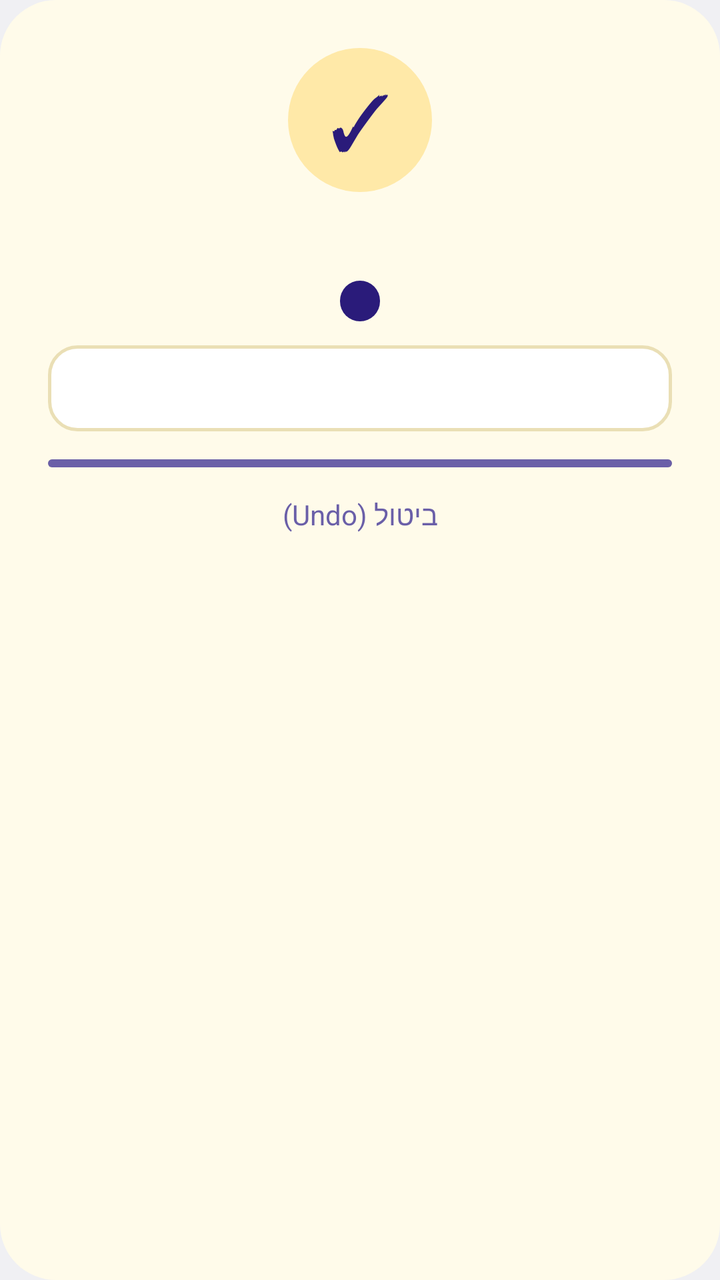
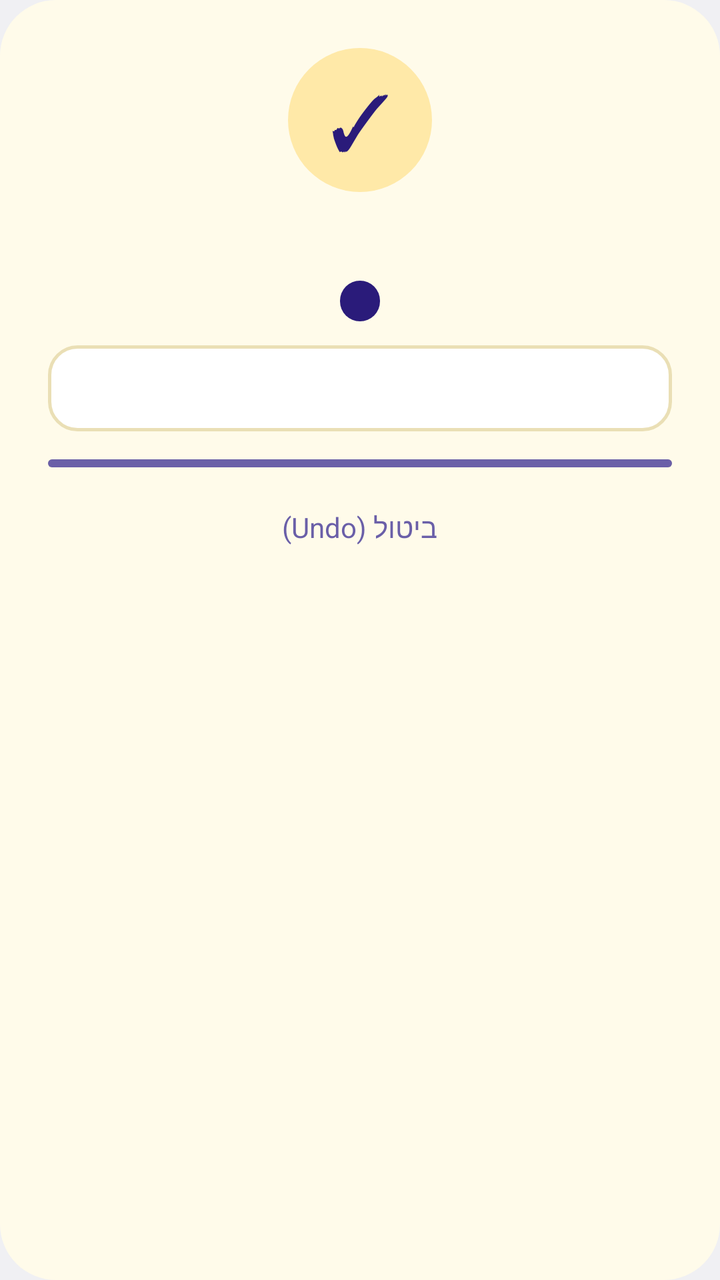

The first picture is an Android layout as it rendered before a commit; the second is the same layout after the commit. The layout source and the unified diff follow.
<!-- AndroidManifest.xml: application theme android:Theme.DeviceDefault.Light.DarkActionBar -->
<!-- res/layout/card_saved.xml -->
<LinearLayout xmlns:android="http://schemas.android.com/apk/res/android"
    android:layout_width="300dp" android:layout_height="wrap_content" android:orientation="vertical"
    android:gravity="center_horizontal" android:padding="24dp" android:background="@drawable/listen_bg"
    android:layoutDirection="rtl">
    <TextView android:id="@+id/check" android:layout_width="72dp" android:layout_height="72dp"
        android:background="@drawable/saved_circle" android:gravity="center" android:text="✓"
        android:textColor="#2A1B7A" android:textSize="38sp" />
    <TextView android:id="@+id/headline" android:layout_width="wrap_content" android:layout_height="wrap_content"
        android:layout_marginTop="14dp" android:gravity="center" android:textColor="#2A1B7A"
        android:textSize="18sp" android:textStyle="bold" />
    <TextView android:id="@+id/chip" android:layout_width="wrap_content" android:layout_height="wrap_content"
        android:layout_marginTop="6dp" android:background="@drawable/chip_task" android:paddingStart="10dp"
        android:paddingEnd="10dp" android:paddingTop="2dp" android:paddingBottom="2dp" android:textColor="#FFC72C"
        android:textSize="12sp" android:textStyle="bold" />
    <TextView android:id="@+id/summary" android:layout_width="match_parent" android:layout_height="wrap_content"
        android:layout_marginTop="12dp" android:background="@drawable/summary_bg" android:gravity="start"
        android:lineSpacingMultiplier="1.3" android:padding="12dp" android:textColor="#2A1B7A" android:textSize="14sp" />
    <LinearLayout android:id="@+id/invites" android:layout_width="match_parent" android:layout_height="wrap_content"
        android:orientation="vertical" android:visibility="gone" />
    <ProgressBar android:id="@+id/countdown" style="@android:style/Widget.ProgressBar.Horizontal"
        android:layout_width="match_parent" android:layout_height="4dp" android:layout_marginTop="14dp"
        android:max="5000" android:progress="5000" android:progressTint="#6A5FA8" android:progressBackgroundTint="#EADFB5" />
    <TextView android:id="@+id/undo" android:layout_width="wrap_content" android:layout_height="wrap_content"
        android:layout_marginTop="6dp" android:padding="8dp" android:text="ביטול (Undo)" android:textColor="#6A5FA8"
        android:textSize="14sp" />
</LinearLayout>
<!-- resources referenced by this layout -->
<resources>
  <!-- drawable chip_task (drawable) -->
  <shape xmlns:android="http://schemas.android.com/apk/res/android"><solid android:color="#FF2A1B7A" /><corners android:radius="12dp" /></shape>
  <!-- drawable listen_bg (drawable) -->
  <shape xmlns:android="http://schemas.android.com/apk/res/android"><solid android:color="#FFFFFBEA" /><corners android:radius="28dp" /></shape>
  <!-- drawable saved_circle (drawable) -->
  <shape xmlns:android="http://schemas.android.com/apk/res/android" android:shape="oval"><solid android:color="#FFFFE9A8" /></shape>
  <!-- drawable summary_bg (drawable) -->
  <shape xmlns:android="http://schemas.android.com/apk/res/android"><solid android:color="#FFFFFFFF" /><stroke android:width="1.5dp" android:color="#FFEADFB5" /><corners android:radius="14dp" /></shape>
</resources>

<!-- the commit's change to res/layout/card_saved.xml (unified diff, before → after) -->
@@ -20,7 +20,7 @@
     <ProgressBar android:id="@+id/countdown" style="@android:style/Widget.ProgressBar.Horizontal"
         android:layout_width="match_parent" android:layout_height="4dp" android:layout_marginTop="14dp"
         android:max="5000" android:progress="5000" android:progressTint="#6A5FA8" android:progressBackgroundTint="#EADFB5" />
-    <TextView android:id="@+id/undo" android:layout_width="wrap_content" android:layout_height="wrap_content"
+    <TextView android:id="@+id/undo" android:minHeight="48dp" android:minWidth="48dp" android:gravity="center" android:layout_width="wrap_content" android:layout_height="wrap_content"
         android:layout_marginTop="6dp" android:padding="8dp" android:text="ביטול (Undo)" android:textColor="#6A5FA8"
         android:textSize="14sp" />
 </LinearLayout>
